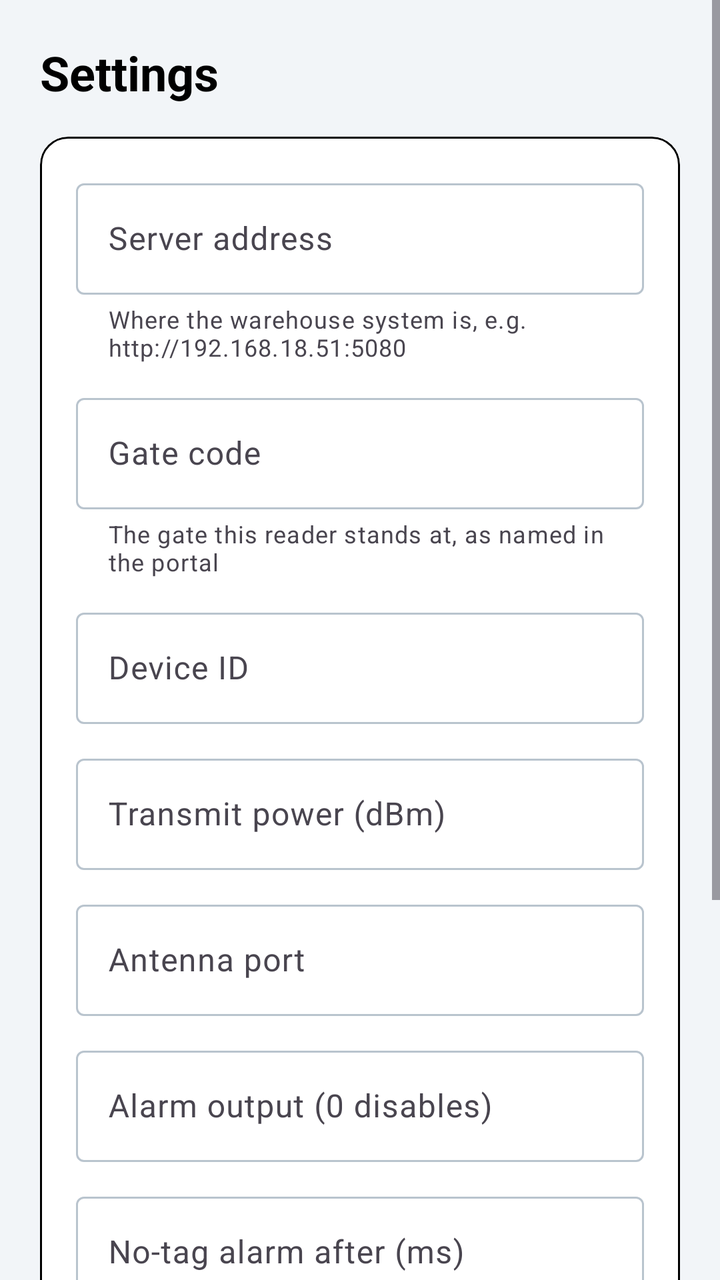
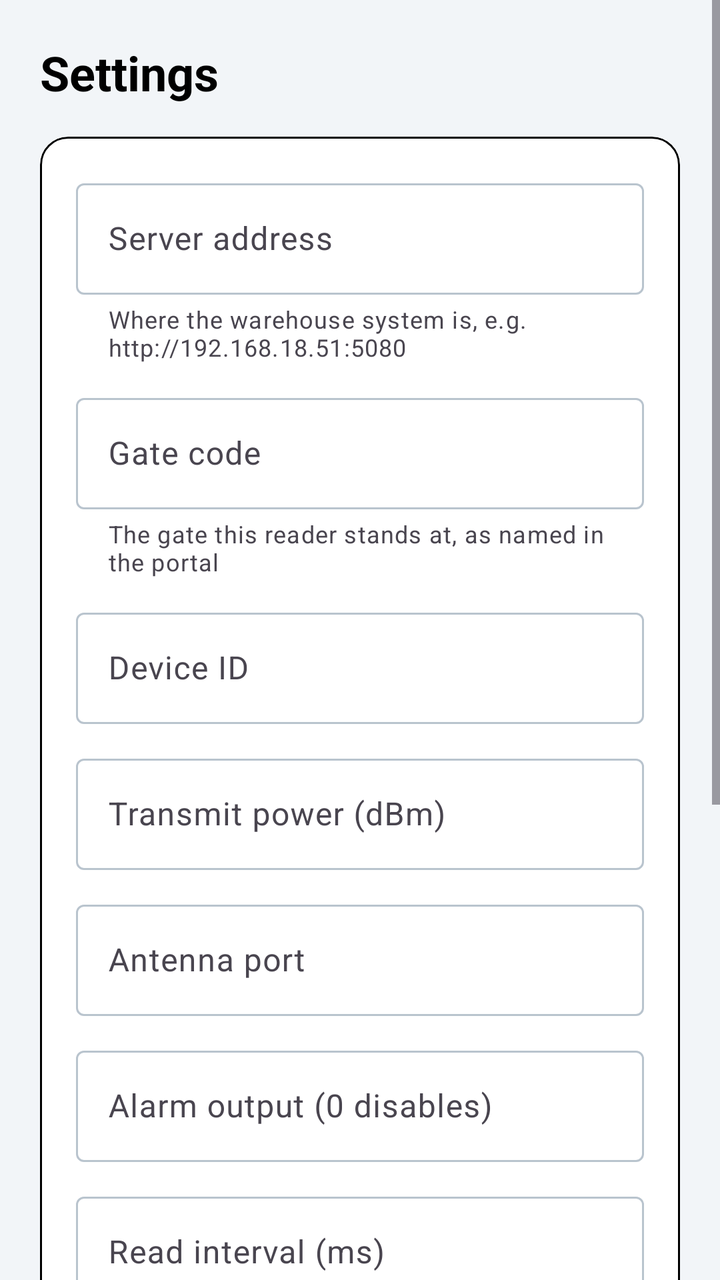

Two renders of the same Android screen: before a commit and after it. Below are the layout's source before the change and the commit's diff.
<!-- AndroidManifest.xml: application theme Theme.DenimRolls -->
<!-- res/layout/activity_settings.xml -->
<?xml version="1.0" encoding="utf-8"?>
<ScrollView xmlns:android="http://schemas.android.com/apk/res/android"
    xmlns:app="http://schemas.android.com/apk/res-auto"
    android:layout_width="match_parent"
    android:layout_height="match_parent"
    android:background="@color/surface_alt"
    android:fillViewport="true">

    <LinearLayout
        android:layout_width="match_parent"
        android:layout_height="wrap_content"
        android:orientation="vertical"
        android:padding="20dp">

        <TextView
            android:layout_width="wrap_content"
            android:layout_height="wrap_content"
            android:text="@string/settings"
            android:textSize="24sp"
            android:textStyle="bold"
            android:textColor="@color/ink" />

        <com.google.android.material.card.MaterialCardView
            android:layout_width="match_parent"
            android:layout_height="wrap_content"
            android:layout_marginTop="16dp"
            app:cardCornerRadius="14dp"
            app:cardElevation="0dp"
            app:strokeColor="@color/line"
            app:strokeWidth="1dp">

            <LinearLayout
                android:layout_width="match_parent"
                android:layout_height="wrap_content"
                android:orientation="vertical"
                android:padding="18dp">

                <com.google.android.material.textfield.TextInputLayout
                    style="@style/Widget.Material3.TextInputLayout.OutlinedBox"
                    android:layout_width="match_parent"
                    android:layout_height="wrap_content"
                    android:hint="@string/server_url"
                    app:helperTextEnabled="true"
                    app:helperText="@string/settings_hint_server">

                    <com.google.android.material.textfield.TextInputEditText
                        android:id="@+id/server_url"
                        android:layout_width="match_parent"
                        android:layout_height="wrap_content"
                        android:inputType="textUri" />
                </com.google.android.material.textfield.TextInputLayout>

                <com.google.android.material.textfield.TextInputLayout
                    style="@style/Widget.Material3.TextInputLayout.OutlinedBox"
                    android:layout_width="match_parent"
                    android:layout_height="wrap_content"
                    android:layout_marginTop="12dp"
                    android:hint="@string/gate_code"
                    app:helperTextEnabled="true"
                    app:helperText="@string/settings_hint_gate">

                    <com.google.android.material.textfield.TextInputEditText
                        android:id="@+id/gate_code"
                        android:layout_width="match_parent"
                        android:layout_height="wrap_content"
                        android:inputType="textCapCharacters" />
                </com.google.android.material.textfield.TextInputLayout>

                <com.google.android.material.textfield.TextInputLayout
                    style="@style/Widget.Material3.TextInputLayout.OutlinedBox"
                    android:layout_width="match_parent"
                    android:layout_height="wrap_content"
                    android:layout_marginTop="12dp"
                    android:hint="@string/device_id">

                    <com.google.android.material.textfield.TextInputEditText
                        android:id="@+id/device_id"
                        android:layout_width="match_parent"
                        android:layout_height="wrap_content"
                        android:inputType="text" />
                </com.google.android.material.textfield.TextInputLayout>

                <com.google.android.material.textfield.TextInputLayout
                    style="@style/Widget.Material3.TextInputLayout.OutlinedBox"
                    android:layout_width="match_parent"
                    android:layout_height="wrap_content"
                    android:layout_marginTop="12dp"
                    android:hint="@string/rf_power">

                    <com.google.android.material.textfield.TextInputEditText
                        android:id="@+id/rf_power"
                        android:layout_width="match_parent"
                        android:layout_height="wrap_content"
                        android:inputType="number" />
                </com.google.android.material.textfield.TextInputLayout>

                <com.google.android.material.textfield.TextInputLayout
                    style="@style/Widget.Material3.TextInputLayout.OutlinedBox"
                    android:layout_width="match_parent"
                    android:layout_height="wrap_content"
                    android:layout_marginTop="12dp"
                    android:hint="@string/antenna_port">

                    <com.google.android.material.textfield.TextInputEditText
                        android:id="@+id/antenna_port"
                        android:layout_width="match_parent"
                        android:layout_height="wrap_content"
                        android:inputType="number" />
                </com.google.android.material.textfield.TextInputLayout>

                <com.google.android.material.textfield.TextInputLayout
                    style="@style/Widget.Material3.TextInputLayout.OutlinedBox"
                    android:layout_width="match_parent"
                    android:layout_height="wrap_content"
                    android:layout_marginTop="12dp"
                    android:hint="@string/alarm_output">

                    <com.google.android.material.textfield.TextInputEditText
                        android:id="@+id/alarm_output"
                        android:layout_width="match_parent"
                        android:layout_height="wrap_content"
                        android:inputType="number" />
                </com.google.android.material.textfield.TextInputLayout>

                <com.google.android.material.textfield.TextInputLayout
                    style="@style/Widget.Material3.TextInputLayout.OutlinedBox"
                    android:layout_width="match_parent"
                    android:layout_height="wrap_content"
                    android:layout_marginTop="12dp"
                    android:hint="@string/no_read_timeout"
                    app:helperTextEnabled="true"
                    app:helperText="@string/settings_hint_noread">

                    <com.google.android.material.textfield.TextInputEditText
                        android:id="@+id/no_read_timeout"
                        android:layout_width="match_parent"
                        android:layout_height="wrap_content"
                        android:inputType="number" />
                </com.google.android.material.textfield.TextInputLayout>

                <com.google.android.material.materialswitch.MaterialSwitch
                    android:id="@+id/sound_enabled"
                    android:layout_width="match_parent"
                    android:layout_height="wrap_content"
                    android:layout_marginTop="14dp"
                    android:text="@string/sound_enabled"
                    android:textColor="@color/ink" />
            </LinearLayout>
        </com.google.android.material.card.MaterialCardView>

        <com.google.android.material.button.MaterialButton
            android:id="@+id/save"
            android:layout_width="match_parent"
            android:layout_height="52dp"
            android:layout_marginTop="18dp"
            android:text="@string/save"
            android:textStyle="bold"
            app:cornerRadius="10dp" />

        <com.google.android.material.button.MaterialButton
            android:id="@+id/back"
            style="@style/Widget.Material3.Button.TextButton"
            android:layout_width="match_parent"
            android:layout_height="wrap_content"
            android:layout_marginTop="4dp"
            android:text="@string/back" />
    </LinearLayout>
</ScrollView>
<!-- resources referenced by this layout -->
<resources>
  <color name="ink">#000000</color>
  <color name="line">#000000</color>
  <color name="surface_alt">#F2F5F8</color>
  <string name="alarm_output">Alarm output (0 disables)</string>
  <string name="antenna_port">Antenna port</string>
  <string name="back">Back</string>
  <string name="device_id">Device ID</string>
  <string name="gate_code">Gate code</string>
  <string name="no_read_timeout">No-tag alarm after (ms)</string>
  <string name="rf_power">Transmit power (dBm)</string>
  <string name="save">Save</string>
  <string name="server_url">Server address</string>
  <string name="settings">Settings</string>
  <string name="settings_hint_gate">The gate this reader stands at, as named in the portal</string>
  <string name="settings_hint_noread">Alarm if nothing is read for this long while scanning. 0 turns it off.</string>
  <string name="settings_hint_server">Where the warehouse system is, e.g. http://192.168.18.51:5080</string>
  <string name="sound_enabled">Sound and beacon</string>
  <style name="Theme.DenimRolls" parent="Theme.Material3.Light.NoActionBar">
          <item name="colorPrimary">@color/brand</item>
          <item name="colorOnPrimary">#FFFFFF</item>
          <item name="colorPrimaryContainer">@color/brand_soft</item>
          <item name="colorOnPrimaryContainer">@color/brand_dark</item>
          <item name="colorSecondary">@color/info</item>
          <item name="colorError">@color/alarm</item>
          <item name="android:colorBackground">@color/page</item>
          <item name="colorSurface">@color/surface</item>
          <item name="colorOnSurface">@color/ink</item>
          <item name="colorOutline">@color/line_soft</item>
          <item name="android:statusBarColor">@color/brand_dark</item>
          <item name="android:textColorPrimary">@color/ink</item>
      </style>
  <color name="brand">#F07800</color>
  <color name="brand_soft">#FFF1E2</color>
  <color name="brand_dark">#C25E00</color>
  <color name="info">#1352C4</color>
  <color name="alarm">#D50000</color>
  <color name="page">#FFFFFF</color>
  <color name="surface">#FFFFFF</color>
  <color name="line_soft">#B9C4CE</color>
</resources>

<!-- the commit's change to res/layout/activity_settings.xml (unified diff, before → after) -->
@@ -127,6 +127,22 @@
                     android:layout_width="match_parent"
                     android:layout_height="wrap_content"
                     android:layout_marginTop="12dp"
+                    android:hint="@string/read_interval"
+                    app:helperTextEnabled="true"
+                    app:helperText="@string/settings_hint_interval">
+
+                    <com.google.android.material.textfield.TextInputEditText
+                        android:id="@+id/read_interval"
+                        android:layout_width="match_parent"
+                        android:layout_height="wrap_content"
+                        android:inputType="number" />
+                </com.google.android.material.textfield.TextInputLayout>
+
+                <com.google.android.material.textfield.TextInputLayout
+                    style="@style/Widget.Material3.TextInputLayout.OutlinedBox"
+                    android:layout_width="match_parent"
+                    android:layout_height="wrap_content"
+                    android:layout_marginTop="12dp"
                     android:hint="@string/no_read_timeout"
                     app:helperTextEnabled="true"
                     app:helperText="@string/settings_hint_noread">
<!-- resource entries referenced after the edit -->
@@ -9,11 +9,13 @@
   <string name="device_id">Device ID</string>
   <string name="gate_code">Gate code</string>
   <string name="no_read_timeout">No-tag alarm after (ms)</string>
+  <string name="read_interval">Read interval (ms)</string>
   <string name="rf_power">Transmit power (dBm)</string>
   <string name="save">Save</string>
   <string name="server_url">Server address</string>
   <string name="settings">Settings</string>
   <string name="settings_hint_gate">The gate this reader stands at, as named in the portal</string>
+  <string name="settings_hint_interval">How long to wait between rolls, in milliseconds. 1000 = one per second.</string>
   <string name="settings_hint_noread">Alarm if nothing is read for this long while scanning. 0 turns it off.</string>
   <string name="settings_hint_server">Where the warehouse system is, e.g. http://192.168.18.51:5080</string>
   <string name="sound_enabled">Sound and beacon</string>
